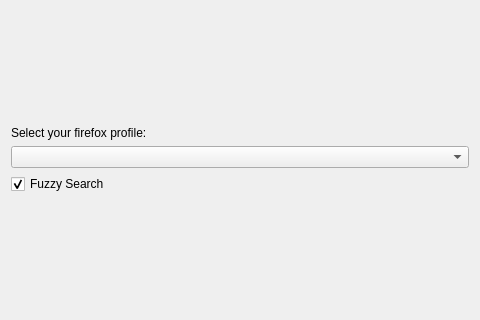
albertlauncher/albert, file src/plugins/firefoxbookmarks/configwidget.ui: the form before one commit.
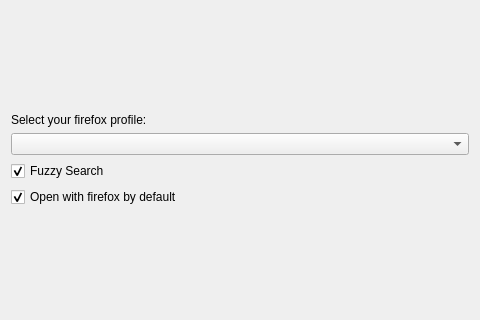
The form after the commit.

```diff
--- a/src/plugins/firefoxbookmarks/configwidget.ui
+++ b/src/plugins/firefoxbookmarks/configwidget.ui
@@ -44,6 +44,16 @@
      </property>
     </widget>
    </item>
+   <item>
+    <widget class="QCheckBox" name="openWithFirefox">
+     <property name="text">
+      <string>Open with firefox by default</string>
+     </property>
+     <property name="checked">
+      <bool>true</bool>
+     </property>
+    </widget>
+   </item>
    <item>
     <spacer name="verticalSpacer">
      <property name="orientation">
```
Left out of the diff: 2 changed lines with no effect on the pictures.
